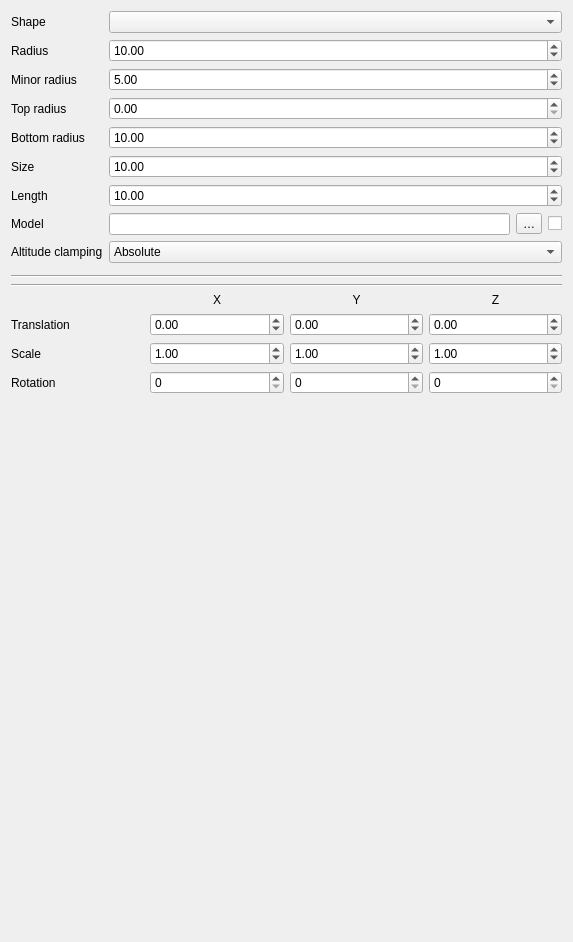
Above: src/ui/3d/point3dsymbolwidget.ui from carsmie/QGIS before the change. Below: the same form after it.
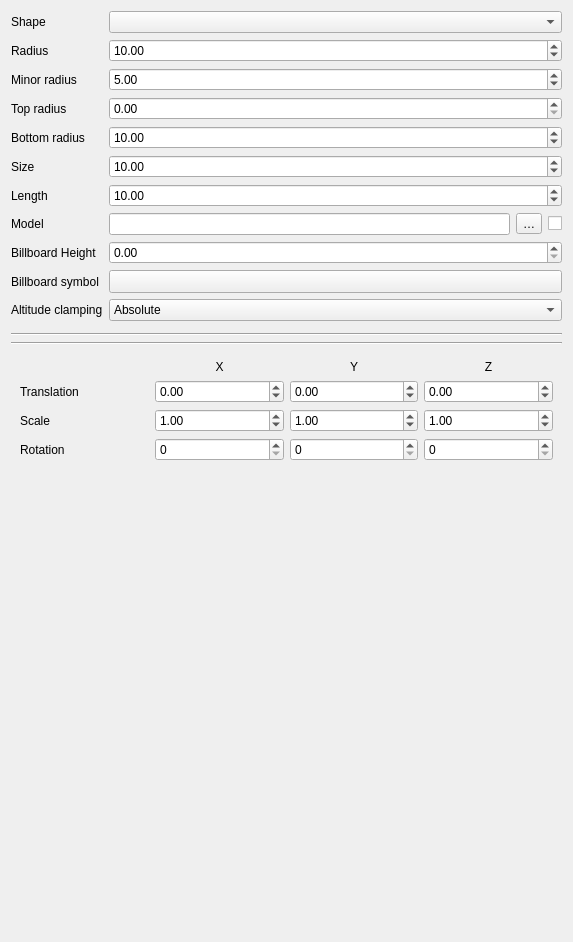
That is the form after the change. Custom widgets are drawn as their Qt base class.

Commit message: [FEATURE][3D] Billboard Rendering for Points (#31308)

```diff
--- a/src/ui/3d/point3dsymbolwidget.ui
+++ b/src/ui/3d/point3dsymbolwidget.ui
@@ -31,16 +31,6 @@
      </property>
     </widget>
    </item>
-   <item row="1" column="1">
-    <widget class="QgsDoubleSpinBox" name="spinRadius">
-     <property name="maximum">
-      <double>99999.000000000000000</double>
-     </property>
-     <property name="value">
-      <double>10.000000000000000</double>
-     </property>
-    </widget>
-   </item>
    <item row="2" column="0">
     <widget class="QLabel" name="labelMinorRadius">
      <property name="text">
@@ -155,13 +145,40 @@
     </layout>
    </item>
    <item row="8" column="0">
+    <widget class="QLabel" name="labelBillboardHeight">
+     <property name="text">
+      <string>Billboard Height</string>
+     </property>
+    </widget>
+   </item>
+   <item row="9" column="0">
+    <widget class="QLabel" name="labelBillboardSymbol">
+     <property name="text">
+      <string>Billboard symbol</string>
+     </property>
+    </widget>
+   </item>
+   <item row="9" column="1">
+    <widget class="QgsSymbolButton" name="btnChangeSymbol">
+     <property name="sizePolicy">
+      <sizepolicy hsizetype="Preferred" vsizetype="Fixed">
+       <horstretch>0</horstretch>
+       <verstretch>0</verstretch>
+      </sizepolicy>
+     </property>
+     <property name="text">
+      <string/>
+     </property>
+    </widget>
+   </item>
+   <item row="10" column="0">
     <widget class="QLabel" name="labelAltClamping">
      <property name="text">
       <string>Altitude clamping</string>
      </property>
     </widget>
    </item>
-   <item row="8" column="1">
+   <item row="10" column="1">
     <widget class="QComboBox" name="cboAltClamping">
      <item>
       <property name="text">
@@ -180,24 +197,25 @@
      </item>
     </widget>
    </item>
-   <item row="9" column="0" colspan="2">
+   <item row="11" column="0" colspan="2">
     <widget class="QgsPhongMaterialWidget" name="widgetMaterial" native="true"/>
    </item>
-   <item row="10" column="0" colspan="2">
+   <item row="12" column="0" colspan="2">
     <widget class="Line" name="line">
      <property name="orientation">
       <enum>Qt::Horizontal</enum>
      </property>
     </widget>
    </item>
-   <item row="11" column="0" colspan="2">
+   <item row="13" column="0" colspan="2">
     <widget class="Line" name="line_2">
      <property name="orientation">
       <enum>Qt::Horizontal</enum>
      </property>
     </widget>
    </item>
-   <item row="12" column="0" colspan="2">
+   <item row="14" column="0" colspan="2">
+    <widget class="QWidget" name="transformationWidget" native="true">
     <layout class="QGridLayout" name="gridLayout">
      <item row="0" column="1">
       <widget class="QLabel" name="label_5">
@@ -239,30 +257,30 @@
      <item row="1" column="1">
       <widget class="QgsDoubleSpinBox" name="spinTX">
        <property name="minimum">
-        <double>-99999.900000000000006</double>
+         <double>-99999.899999999994179</double>
        </property>
        <property name="maximum">
-        <double>99999.900000000000006</double>
+         <double>99999.899999999994179</double>
        </property>
       </widget>
      </item>
      <item row="1" column="2">
       <widget class="QgsDoubleSpinBox" name="spinTY">
        <property name="minimum">
-        <double>-99999.900000000000006</double>
+         <double>-99999.899999999994179</double>
        </property>
        <property name="maximum">
-        <double>99999.900000000000006</double>
+         <double>99999.899999999994179</double>
        </property>
       </widget>
      </item>
      <item row="1" column="3">
       <widget class="QgsDoubleSpinBox" name="spinTZ">
        <property name="minimum">
-        <double>-99999.900000000000006</double>
+         <double>-99999.899999999994179</double>
        </property>
        <property name="maximum">
-        <double>99999.900000000000006</double>
+         <double>99999.899999999994179</double>
        </property>
       </widget>
      </item>
@@ -276,10 +294,10 @@
      <item row="2" column="1">
       <widget class="QgsDoubleSpinBox" name="spinSX">
        <property name="minimum">
-        <double>-99999.900000000000006</double>
+         <double>-99999.899999999994179</double>
        </property>
        <property name="maximum">
-        <double>99999.900000000000006</double>
+         <double>99999.899999999994179</double>
        </property>
        <property name="value">
         <double>1.000000000000000</double>
@@ -289,10 +307,10 @@
      <item row="2" column="2">
       <widget class="QgsDoubleSpinBox" name="spinSY">
        <property name="minimum">
-        <double>-99999.900000000000006</double>
+         <double>-99999.899999999994179</double>
        </property>
        <property name="maximum">
-        <double>99999.900000000000006</double>
+         <double>99999.899999999994179</double>
        </property>
        <property name="value">
         <double>1.000000000000000</double>
@@ -302,10 +320,10 @@
      <item row="2" column="3">
       <widget class="QgsDoubleSpinBox" name="spinSZ">
        <property name="minimum">
-        <double>-99999.900000000000006</double>
+         <double>-99999.899999999994179</double>
        </property>
        <property name="maximum">
-        <double>99999.900000000000006</double>
+         <double>99999.899999999994179</double>
        </property>
        <property name="value">
         <double>1.000000000000000</double>
@@ -350,6 +368,24 @@
       </widget>
      </item>
     </layout>
+    </widget>
+   </item>
+   <item row="1" column="1">
+    <widget class="QgsDoubleSpinBox" name="spinRadius">
+     <property name="maximum">
+      <double>99999.000000000000000</double>
+     </property>
+     <property name="value">
+      <double>10.000000000000000</double>
+     </property>
+    </widget>
+   </item>
+   <item row="8" column="1">
+    <widget class="QDoubleSpinBox" name="spinBillboardHeight">
+     <property name="maximum">
+      <double>99999.000000000000000</double>
+     </property>
+    </widget>
    </item>
   </layout>
  </widget>
@@ -365,6 +401,11 @@
    <extends>QDoubleSpinBox</extends>
    <header>qgsdoublespinbox.h</header>
   </customwidget>
+  <customwidget>
+   <class>QgsSymbolButton</class>
+   <extends>QToolButton</extends>
+   <header>qgssymbolbutton.h</header>
+  </customwidget>
  </customwidgets>
  <tabstops>
   <tabstop>spinRadius</tabstop>
```
Lines whose indentation alone changed are shown as unchanged. The commit also changes 27 other files.
